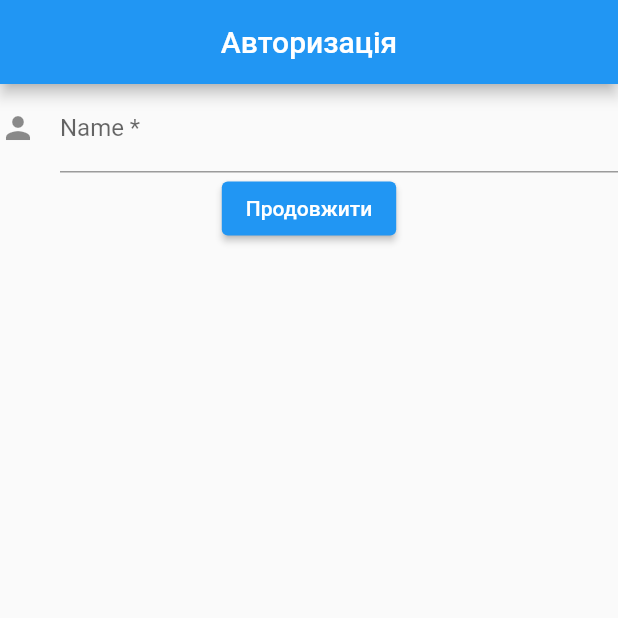
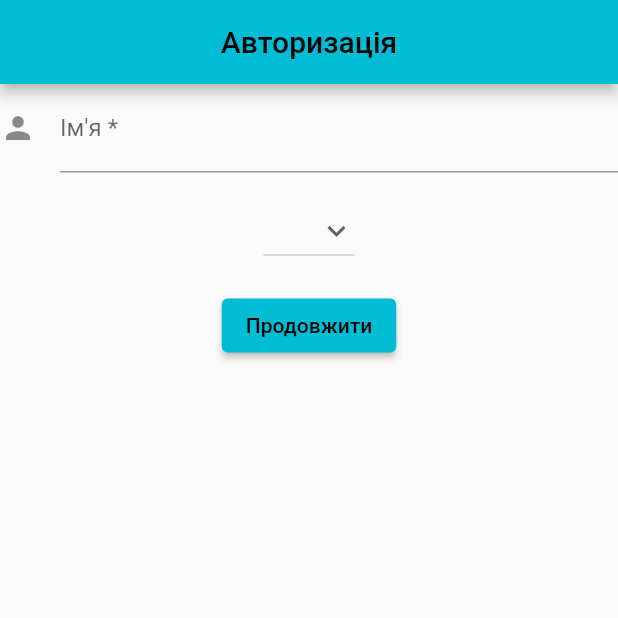
Before and after one commit to Bokhonko/flutter-labs, a Flutter app: the screen it shows after launch, on a phone screen of 412 x 824 dp, the top half of it. Run offline on Flutter 3.47's test engine with Material 2 defaults, Android fonts, the phone set to English and light mode, and no system bars.

Commit message:
adding code of second lab

```diff
--- /dev/null
+++ b/lib/data.dart
@@ -0,0 +1,151 @@
+class Subjects {
+  Subjects(this.subjects);
+  Map<int, String> subjects;
+}
+
+class Schedule {
+  Schedule(Map<String, Map<int, String>> scheduleRaw) {
+    scheduleRaw.forEach((key, value) => dayToSubjects[key] = Subjects(value));
+  }
+  Map<String, Subjects> dayToSubjects = {};
+}
+
+class ScheduleData {
+  ScheduleData() {
+    groupToSchedule = {};
+    dataRaw.forEach((key, value) => groupToSchedule[key] = Schedule(value));
+  }
+
+  Map<String, Schedule> groupToSchedule = {};
+
+  List<String> getGroupsNames() {
+    return groupToSchedule.keys.toList();
+  }
+
+  Schedule getScheduleForGroup(String groupName) {
+    return groupToSchedule[groupName]!;
+  }
+
+  String getDayName(int dayIndex) {
+    switch (dayIndex) {
+      case 0:
+        return "Понеділок";
+      case 1:
+        return "Вівторок";
+      case 2:
+        return "Середа";
+      case 3:
+        return "Четвер";
+      case 4:
+        return "П'ятниця";
+      default:
+    }
+    return '';
+  }
+}
+
+Map<String, Map<String, Map<int, String>>> dataRaw = {
+  "KI-48": {
+    "Понеділок": {
+      1: 'Технології проектування комп`ютерних систем',
+      2: 'Архітектура спеціалізованих комп`ютерних систем',
+      3: 'Захист інформації в комп`ютерних системах'
+    },
+    "Вівторок": {
+      3: 'Архітектура спеціалізованих комп`ютерних систем',
+      4: 'Діагностика комп`ютерних засобів'
+    },
+    "Середа": {
+      3: 'Комп`ютерні засоби опрацювання сигналів',
+      5: 'Технології проектування комп`ютерних систем',
+      6: 'Проектування комп`ютерних засобів обробки сигналів і зображень'
+    },
+    "Четвер": {
+      4: 'Технології проектування комп`ютерних систем',
+      5: 'Архітектура спеціалізованих комп`ютерних систем',
+      6: 'Проектування комп`ютерних засобів обробки сигналів і зображень'
+    },
+    "П'ятниця": {
+      2: 'Діагностика комп`ютерних засобів',
+      3: 'Комп`ютерні засоби опрацювання сигналів',
+      4: 'Захист інформації в комп`ютерних системах'
+    },
+  },
+  "KI-47": {
+    "Понеділок": {
+      3: 'Комп`ютерні засоби опрацювання сигналів',
+      4: 'Технології проектування комп`ютерних систем',
+      6: 'Проектування комп`ютерних засобів обробки сигналів і зображень'
+    },
+    "Вівторок": {
+      1: 'Технології проектування комп`ютерних систем',
+      2: 'Архітектура спеціалізованих комп`ютерних систем',
+      3: 'Захист інформації в комп`ютерних системах'
+    },
+    "Середа": {
+      2: 'Архітектура спеціалізованих комп`ютерних систем',
+      4: 'Діагностика комп`ютерних засобів'
+    },
+    "Четвер": {
+      4: 'Технології проектування комп`ютерних систем',
+      5: 'Архітектура спеціалізованих комп`ютерних систем',
+      6: 'Проектування комп`ютерних засобів обробки сигналів і зображень'
+    },
+    "П'ятниця": {
+      2: 'Діагностика комп`ютерних засобів',
+      3: 'Комп`ютерні засоби опрацювання сигналів',
+      4: 'Захист інформації в комп`ютерних системах'
+    },
+  },
+  "KI-46": {
+    "Понеділок": {
+      2: 'Архітектура спеціалізованих комп`ютерних систем',
+      3: 'Діагностика комп`ютерних засобів'
+    },
+    "Вівторок": {
+      1: 'Комп`ютерні засоби опрацювання сигналів',
+      4: 'Технології проектування комп`ютерних систем',
+      6: 'Проектування комп`ютерних засобів обробки сигналів і зображень'
+    },
+    "Середа": {
+      1: 'Технології проектування комп`ютерних систем',
+      2: 'Архітектура спеціалізованих комп`ютерних систем',
+      3: 'Захист інформації в комп`ютерних системах'
+    },
+    "Четвер": {
+      4: 'Технології проектування комп`ютерних систем',
+      5: 'Архітектура спеціалізованих комп`ютерних систем',
+      6: 'Проектування комп`ютерних засобів обробки сигналів і зображень'
+    },
+    "П'ятниця": {
+      2: 'Діагностика комп`ютерних засобів',
+      3: 'Комп`ютерні засоби опрацювання сигналів',
+      4: 'Захист інформації в комп`ютерних системах'
+    },
+  },
+  "KI-45": {
+    "Понеділок": {
+      2: 'Методи та засоби опрацювання сигналів і зображень',
+      3: 'Програмні технології мобільних обчислень',
+      4: 'Програмне забезпечення інтернету речей'
+    },
+    "Вівторок": {
+      1: 'Програмне забезпечення інтернету речей',
+      2: 'Мережні операційні системи',
+      3: 'Програмні технології мобільних обчислень'
+    },
+    "Середа": {
+      1: 'Методи та засоби опрацювання сигналів і зображень',
+      2: 'Програмне забезпечення інтернету речей'
+    },
+    "Четвер": {
+      3: 'Системне адміністрування комп`ютерних мереж',
+      4: 'Захист інформації в комп`ютерних системах'
+    },
+    "П'ятниця": {
+      1: 'Мережні операційні системи',
+      2: 'Системне адміністрування комп`ютерних мереж',
+      4: 'Захист інформації в комп`ютерних системах'
+    },
+  },
+};
--- a/lib/main.dart
+++ b/lib/main.dart
@@ -4,7 +4,7 @@ import 'package:lab1/pages/home.dart';
 
 void main() => runApp(MaterialApp(
         theme: ThemeData(
-          primaryColor: Colors.deepOrangeAccent,
+          primarySwatch: Colors.cyan,
         ),
         initialRoute: '/',
         routes: {
--- a/lib/pages/autorization.dart
+++ b/lib/pages/autorization.dart
@@ -1,4 +1,5 @@
 import 'package:flutter/material.dart';
+import '../data.dart';
 
 class Autorization extends StatefulWidget {
   const Autorization({super.key});
@@ -9,6 +10,13 @@ class Autorization extends StatefulWidget {
 
 class _AutorizationState extends State<Autorization> {
   String nameUser = '';
+  late List<String> groups;
+  String? selectedGroup;
+
+  _AutorizationState() {
+    ScheduleData scheduleData = ScheduleData();
+    groups = scheduleData.getGroupsNames();
+  }
 
   @override
   Widget build(BuildContext context) {
@@ -17,7 +25,8 @@ class _AutorizationState extends State<Autorization> {
         title: Text('Авторизація'),
         centerTitle: true,
       ),
-      body: Column(
+      body: Center(
+        child: Column(
           children: [
             TextFormField(
               onChanged: (value) {
@@ -25,18 +34,39 @@ class _AutorizationState extends State<Autorization> {
               },
               decoration: const InputDecoration(
                 icon: Icon(Icons.person),
-              hintText: 'Як тебе звати?',
-              labelText: 'Name *',
+                hintText: "Як тебе звати?",
+                labelText: "Ім'я *",
+              ),
+            ),
+            Padding(
+              padding: EdgeInsets.all(15.0),
+              child: DropdownButton<String>(
+                value: selectedGroup,
+                icon: const Icon(Icons.keyboard_arrow_down),
+                items: groups
+                    .map((group) => DropdownMenuItem(
+                          value: group,
+                          child: Text(group),
+                        ))
+                    .toList(),
+                onChanged: (String? newGroup) {
+                  setState(() {
+                    selectedGroup = newGroup;
+                  });
+                },
               ),
             ),
             ElevatedButton(
                 onPressed: () {
-                Navigator.pushNamed(context, '/home',
-                    arguments: {'nameUser': nameUser});
+                  Navigator.pushNamed(context, '/home', arguments: {
+                    'nameUser': nameUser,
+                    'selectedGroup': selectedGroup
+                  });
                 },
                 child: Text('Продовжити'))
           ],
         ),
+      ),
     );
   }
 }
```
Also changed, not shown: lib/pages/home.dart (+36 -1 lines). Lines whose indentation alone changed are shown as unchanged.
